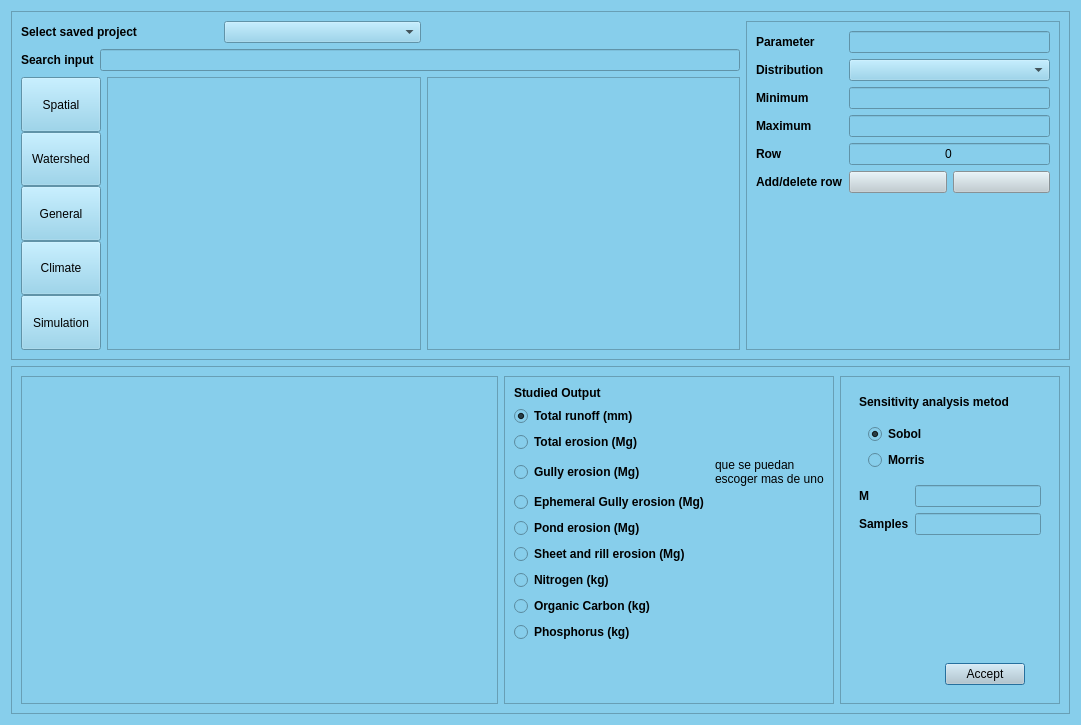
Before: the Qt Designer form ui/sensitivity.ui in Inigobarbe/QAnnAGNPS, drawn with Qt 5.
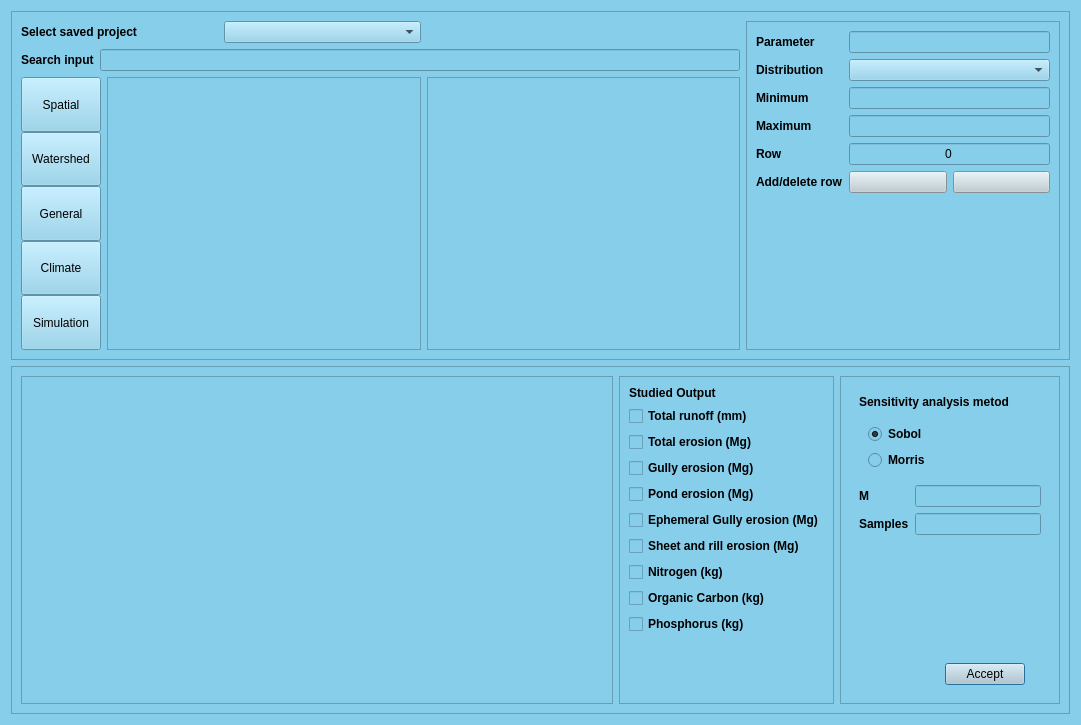
After: the same form once the commit is applied.

```diff
--- a/ui/sensitivity.ui
+++ b/ui/sensitivity.ui
@@ -212,37 +212,8 @@
          <enum>QFrame::Raised</enum>
         </property>
         <layout class="QGridLayout" name="gridLayout_9">
-         <item row="11" column="0">
-          <widget class="QRadioButton" name="radioButton">
-           <property name="font">
-            <font>
-             <weight>75</weight>
-             <bold>true</bold>
-            </font>
-           </property>
-           <property name="text">
-            <string>Phosphorus (kg)</string>
-           </property>
-          </widget>
-         </item>
-         <item row="1" column="0">
-          <widget class="QRadioButton" name="runoff">
-           <property name="font">
-            <font>
-             <weight>75</weight>
-             <bold>true</bold>
-            </font>
-           </property>
-           <property name="text">
-            <string>Total runoff (mm)</string>
-           </property>
-           <property name="checked">
-            <bool>true</bool>
-           </property>
-          </widget>
-         </item>
          <item row="7" column="0">
-          <widget class="QRadioButton" name="pond">
+          <widget class="QCheckBox" name="pond">
            <property name="font">
             <font>
              <weight>75</weight>
@@ -254,8 +225,8 @@
            </property>
           </widget>
          </item>
-         <item row="4" column="0">
-          <widget class="QRadioButton" name="ephemeral">
+         <item row="10" column="0">
+          <widget class="QCheckBox" name="nitrogen">
            <property name="font">
             <font>
              <weight>75</weight>
@@ -263,12 +234,12 @@
             </font>
            </property>
            <property name="text">
-            <string>Ephemeral Gully erosion (Mg)</string>
+            <string>Nitrogen (kg)</string>
            </property>
           </widget>
          </item>
-         <item row="8" column="0">
-          <widget class="QRadioButton" name="sheet">
+         <item row="9" column="0">
+          <widget class="QCheckBox" name="sheet">
            <property name="font">
             <font>
              <weight>75</weight>
@@ -293,47 +264,8 @@
            </property>
           </widget>
          </item>
-         <item row="3" column="0">
-          <widget class="QRadioButton" name="gully">
-           <property name="font">
-            <font>
-             <weight>75</weight>
-             <bold>true</bold>
-            </font>
-           </property>
-           <property name="text">
-            <string>Gully erosion (Mg)</string>
-           </property>
-          </widget>
-         </item>
-         <item row="2" column="0">
-          <widget class="QRadioButton" name="total_erosion">
-           <property name="font">
-            <font>
-             <weight>75</weight>
-             <bold>true</bold>
-            </font>
-           </property>
-           <property name="text">
-            <string>Total erosion (Mg)</string>
-           </property>
-          </widget>
-         </item>
-         <item row="9" column="0">
-          <widget class="QRadioButton" name="nitrogen">
-           <property name="font">
-            <font>
-             <weight>75</weight>
-             <bold>true</bold>
-            </font>
-           </property>
-           <property name="text">
-            <string>Nitrogen (kg)</string>
-           </property>
-          </widget>
-         </item>
-         <item row="10" column="0">
-          <widget class="QRadioButton" name="organic">
+         <item row="11" column="0">
+          <widget class="QCheckBox" name="organic">
            <property name="font">
             <font>
              <weight>75</weight>
@@ -345,7 +277,20 @@
            </property>
           </widget>
          </item>
-         <item row="12" column="0">
+         <item row="4" column="0">
+          <widget class="QCheckBox" name="gully">
+           <property name="font">
+            <font>
+             <weight>75</weight>
+             <bold>true</bold>
+            </font>
+           </property>
+           <property name="text">
+            <string>Gully erosion (Mg)</string>
+           </property>
+          </widget>
+         </item>
+         <item row="13" column="0">
           <spacer name="verticalSpacer_3">
            <property name="orientation">
             <enum>Qt::Vertical</enum>
@@ -358,11 +303,55 @@
            </property>
           </spacer>
          </item>
-         <item row="3" column="1">
-          <widget class="QLabel" name="label_11">
+         <item row="12" column="0">
+          <widget class="QCheckBox" name="phosphorus">
+           <property name="font">
+            <font>
+             <weight>75</weight>
+             <bold>true</bold>
+            </font>
+           </property>
            <property name="text">
-            <string>que se puedan
-escoger mas de uno</string>
+            <string>Phosphorus (kg)</string>
+           </property>
+          </widget>
+         </item>
+         <item row="2" column="0">
+          <widget class="QCheckBox" name="runoff">
+           <property name="font">
+            <font>
+             <weight>75</weight>
+             <bold>true</bold>
+            </font>
+           </property>
+           <property name="text">
+            <string>Total runoff (mm)</string>
+           </property>
+          </widget>
+         </item>
+         <item row="3" column="0">
+          <widget class="QCheckBox" name="total_erosion">
+           <property name="font">
+            <font>
+             <weight>75</weight>
+             <bold>true</bold>
+            </font>
+           </property>
+           <property name="text">
+            <string>Total erosion (Mg)</string>
+           </property>
+          </widget>
+         </item>
+         <item row="8" column="0">
+          <widget class="QCheckBox" name="ephemeral">
+           <property name="font">
+            <font>
+             <weight>75</weight>
+             <bold>true</bold>
+            </font>
+           </property>
+           <property name="text">
+            <string>Ephemeral Gully erosion (Mg)</string>
            </property>
           </widget>
          </item>
```
Left out of the diff: 32 changed lines with no effect on the pictures.
